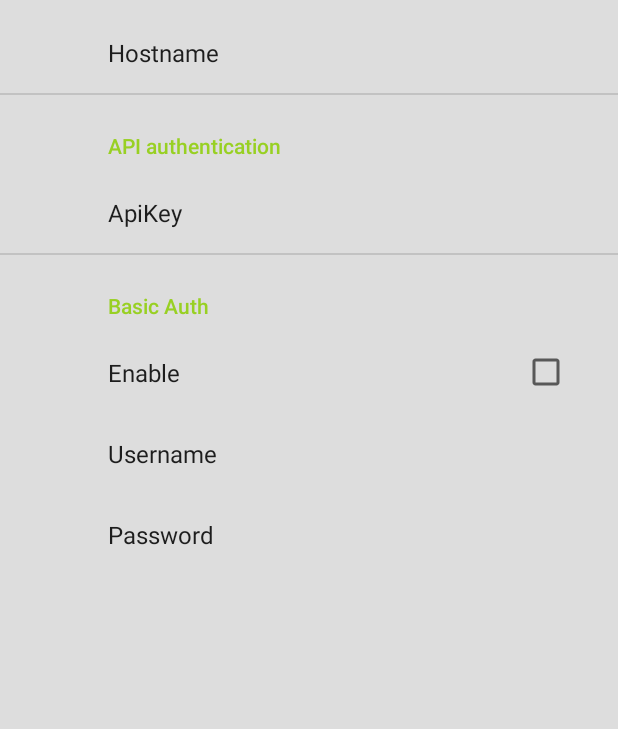
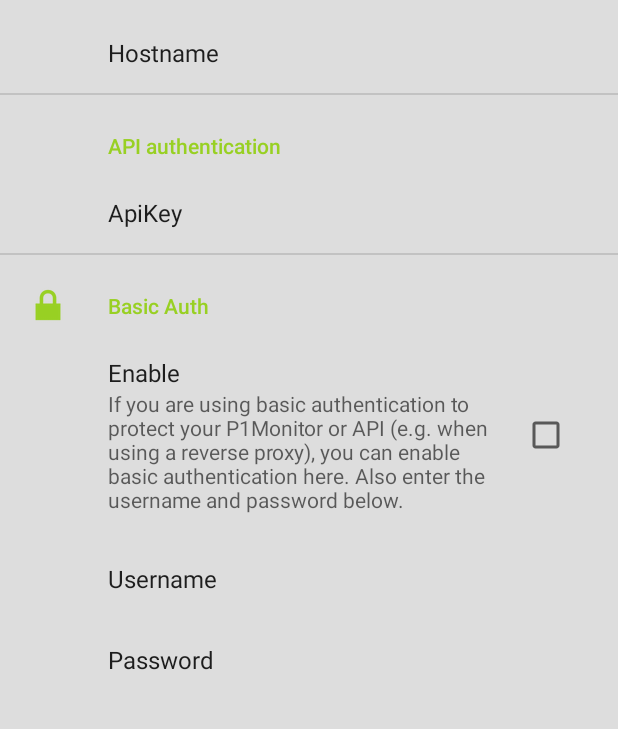
Before and after one commit to phavekes/p1monitor-android, an Android app: the SettingsActivity screen opened directly, with no data from a screen before it, on a phone screen of 412 x 824 dp, the part 149-878 px from its top. Run offline under Robolectric (Android 15) with nearby library versions, the phone set to English and light mode, and no system bars; our stand-ins replace androidx.preference.

Commit message:
Improve preference screen

```diff
--- a/app/src/main/java/eu/havekes/p1monitor/SettingsActivity.kt
+++ b/app/src/main/java/eu/havekes/p1monitor/SettingsActivity.kt
@@ -2,9 +2,14 @@ package eu.havekes.p1monitor
 
 import android.content.SharedPreferences
 import android.os.Bundle
+import android.text.InputType
+import android.widget.EditText
 import androidx.appcompat.app.AppCompatActivity
+import androidx.preference.EditTextPreference
+import androidx.preference.Preference
 import androidx.preference.PreferenceFragmentCompat
 import androidx.preference.PreferenceManager
+
 
 class SettingsActivity : AppCompatActivity(), SharedPreferences.OnSharedPreferenceChangeListener{
 
@@ -19,11 +24,34 @@ class SettingsActivity : AppCompatActivity(), SharedPreferences.OnSharedPreferen
         }
         supportActionBar?.setDisplayHomeAsUpEnabled(true)
         PreferenceManager.getDefaultSharedPreferences(this)
-            .registerOnSharedPreferenceChangeListener(this)    }
+            .registerOnSharedPreferenceChangeListener(this)
+
+
+    }
 
     class SettingsFragment : PreferenceFragmentCompat() {
         override fun onCreatePreferences(savedInstanceState: Bundle?, rootKey: String?) {
             setPreferencesFromResource(R.xml.root_preferences, rootKey)
+
+            val passwordPreference: EditTextPreference? = findPreference("basic_auth_password")
+            passwordPreference?.setOnBindEditTextListener {editText ->
+                editText.inputType = InputType.TYPE_CLASS_TEXT or InputType.TYPE_TEXT_VARIATION_PASSWORD
+            }
+
+            val apikeyPreference: EditTextPreference? = findPreference("apikey")
+            apikeyPreference?.setOnBindEditTextListener {editText ->
+                editText.inputType = InputType.TYPE_CLASS_TEXT or InputType.TYPE_TEXT_VARIATION_VISIBLE_PASSWORD
+            }
+
+            val userPreference: EditTextPreference? = findPreference("basic_auth_user")
+            userPreference?.setOnBindEditTextListener {editText ->
+                editText.inputType = InputType.TYPE_CLASS_TEXT or InputType.TYPE_TEXT_FLAG_NO_SUGGESTIONS
+            }
+
+            val hostnamePreference: EditTextPreference? = findPreference("hostname")
+            hostnamePreference?.setOnBindEditTextListener {editText ->
+                editText.inputType = InputType.TYPE_TEXT_VARIATION_URI
+            }
         }
     }
 
--- a/app/src/main/res/values/strings.xml
+++ b/app/src/main/res/values/strings.xml
@@ -32,4 +32,13 @@
     <string name="settings_basic_auth_user">Username</string>
     <string name="settings_basic_auth_password">Password</string>
     <string name="settings_header_basic_auth">Basic Auth</string>
+    <string name="basic_auth_user_dialog">Enter the username for basic auth</string>
+    <string name="basic_auth_password_dialog">Enter the paswword for basic auth</string>
+    <string name="basic_auth_apikey_dialog">The API-key as generated in the P1Monitor settings</string>
+    <string name="settings_hostname_dialog">Enter the complete url to the P1Monitor webpage, including http:// or https://</string>
+    <string name="dialog_basic_auth_enabled">If you are using basic authentication to protect your P1Monitor or API (e.g. when using a reverse proxy), you can enable basic authentication here. Also enter the username and password below.</string>
+
+
+
+
 </resources>
--- a/app/src/main/res/xml/root_preferences.xml
+++ b/app/src/main/res/xml/root_preferences.xml
@@ -4,34 +4,45 @@
     <PreferenceCategory app:title="@string/settings_header_server" >
         <EditTextPreference
             android:defaultValue="https://server.nl/"
+            android:dialogTitle="@string/settings_hostname"
+            android:inputType="textUri"
             android:key="hostname"
             android:selectAllOnFocus="true"
             android:singleLine="true"
-            android:title="@string/settings_hostname" />
+            android:title="@string/settings_hostname"
+            app:dialogIcon="@android:drawable/ic_menu_compass"
+            app:dialogMessage="@string/settings_hostname_dialog" />
         <PreferenceCategory app:title="@string/settings_header_auth" >
             <EditTextPreference
-                    android:defaultValue="ABCD1234"
-                    android:key="apikey"
-                    android:selectAllOnFocus="true"
-                    android:singleLine="true"
-                    android:title="@string/settings_apikey" />
-            <PreferenceCategory app:title="@string/settings_header_basic_auth">
+                android:defaultValue="ABCD1234"
+                android:key="apikey"
+                android:selectAllOnFocus="true"
+                android:singleLine="true"
+                android:title="@string/settings_apikey"
+                app:dialogMessage="@string/basic_auth_apikey_dialog"
+                />
+            <PreferenceCategory
+                app:icon="@android:drawable/ic_lock_lock"
+                app:title="@string/settings_header_basic_auth">
                 <CheckBoxPreference
                     android:defaultValue="false"
                     android:key="basic_auth_enabled"
-                    android:title="@string/settings_basic_auth_enabled" />
+                    android:title="@string/settings_basic_auth_enabled"
+                    app:summary="@string/dialog_basic_auth_enabled" />
                 <EditTextPreference
                     android:defaultValue="user"
+                    android:inputType="textNoSuggestions"
                     android:key="basic_auth_user"
                     android:selectAllOnFocus="true"
                     android:singleLine="true"
-                    android:title="@string/settings_basic_auth_user" />
+                    android:title="@string/settings_basic_auth_user"
+                    app:dialogMessage="@string/basic_auth_user_dialog" />
                 <EditTextPreference
                     android:defaultValue="secret"
                     android:key="basic_auth_password"
-                    android:selectAllOnFocus="true"
                     android:singleLine="true"
-                    android:title="@string/settings_basic_auth_password" />
+                    android:title="@string/settings_basic_auth_password"
+                    app:dialogMessage="@string/basic_auth_password_dialog" />
             </PreferenceCategory>
     </PreferenceCategory>
     </PreferenceCategory>
```
Also changed, not shown: 3 other files.
